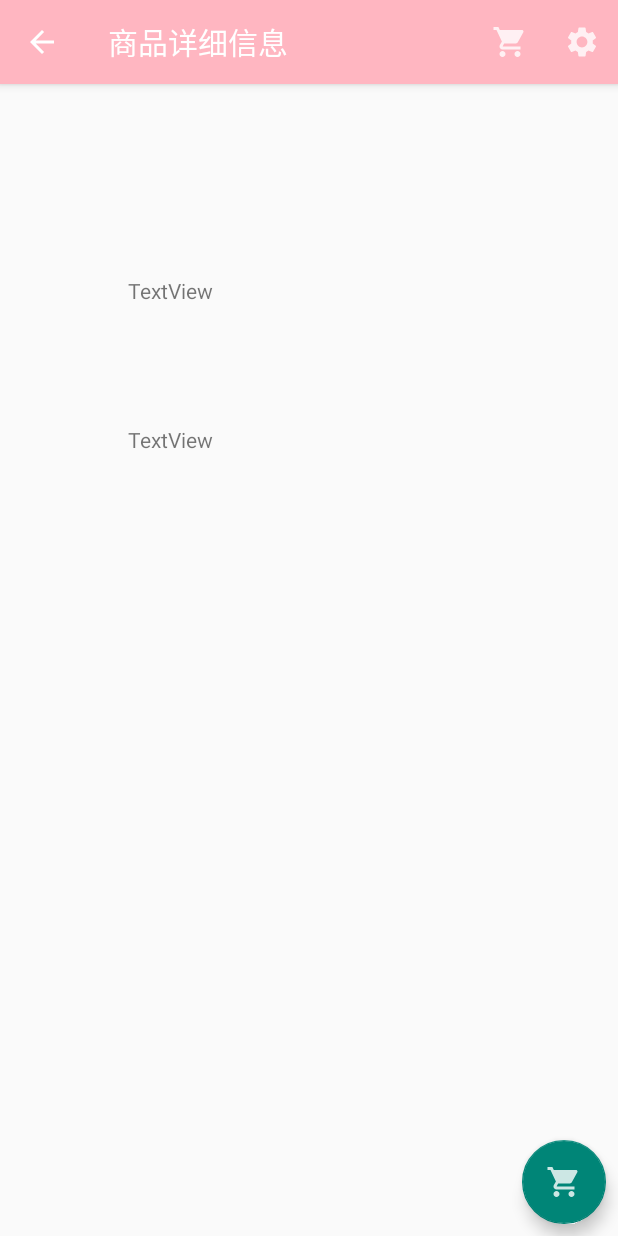
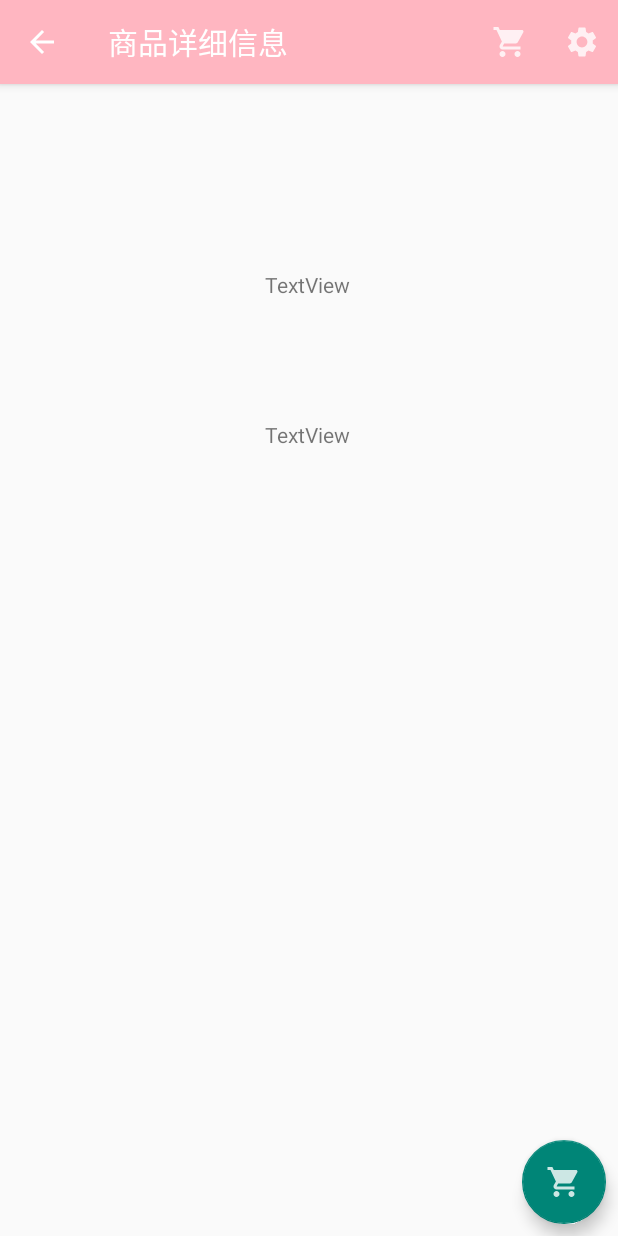
Before and after one commit to WUSTwjp/Order-System, an Android app: the DetailActivity screen opened directly, with no data from a screen before it, on a phone screen of 412 x 824 dp. Run offline under Robolectric (Android 15) with nearby library versions, the phone set to English and light mode, and no system bars; 5 statements that could not run were skipped.

Commit message:
默认的

```diff
--- a/app/src/main/res/layout/activity_detail.xml
+++ b/app/src/main/res/layout/activity_detail.xml
@@ -23,10 +23,10 @@
         android:id="@+id/detail_name1"
         android:layout_width="wrap_content"
         android:layout_height="wrap_content"
-        android:layout_marginTop="56dp"
+        android:layout_marginTop="52dp"
         android:text="TextView"
         app:layout_constraintEnd_toEndOf="parent"
-        app:layout_constraintHorizontal_bias="0.24"
+        app:layout_constraintHorizontal_bias="0.498"
         app:layout_constraintStart_toStartOf="parent"
         app:layout_constraintTop_toBottomOf="@+id/detail_picture1" />
 
@@ -46,6 +46,7 @@
         android:layout_width="239dp"
         android:layout_height="170dp"
         android:text="TextView"
+        android:textAlignment="center"
         app:layout_constraintBottom_toBottomOf="parent"
         app:layout_constraintEnd_toEndOf="parent"
         app:layout_constraintHorizontal_bias="0.494"
```
